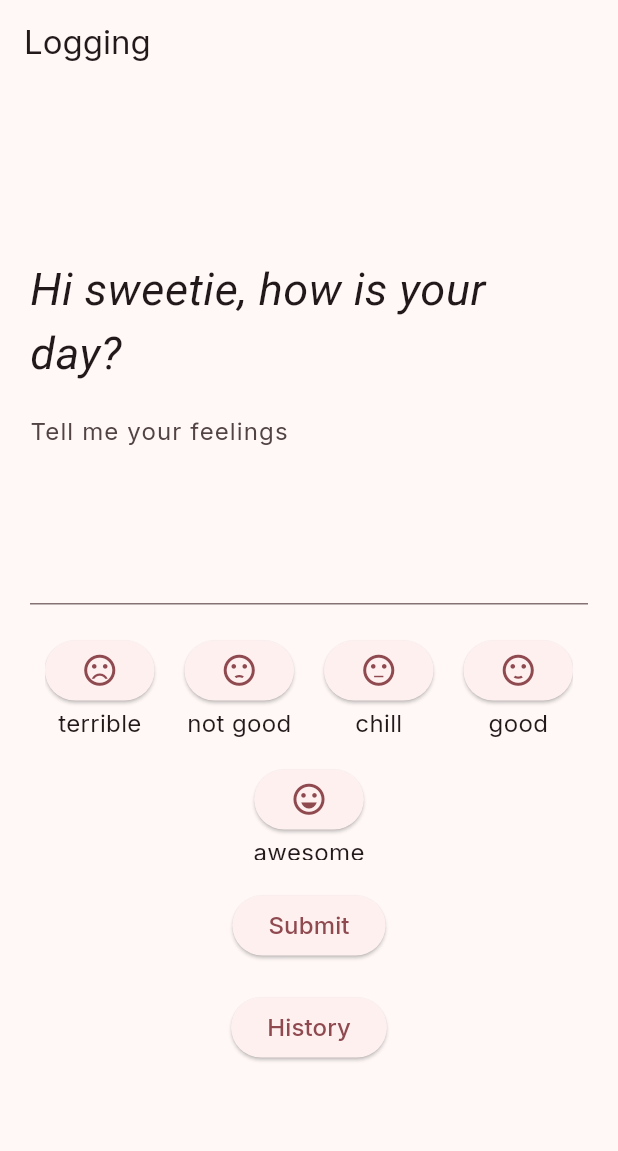
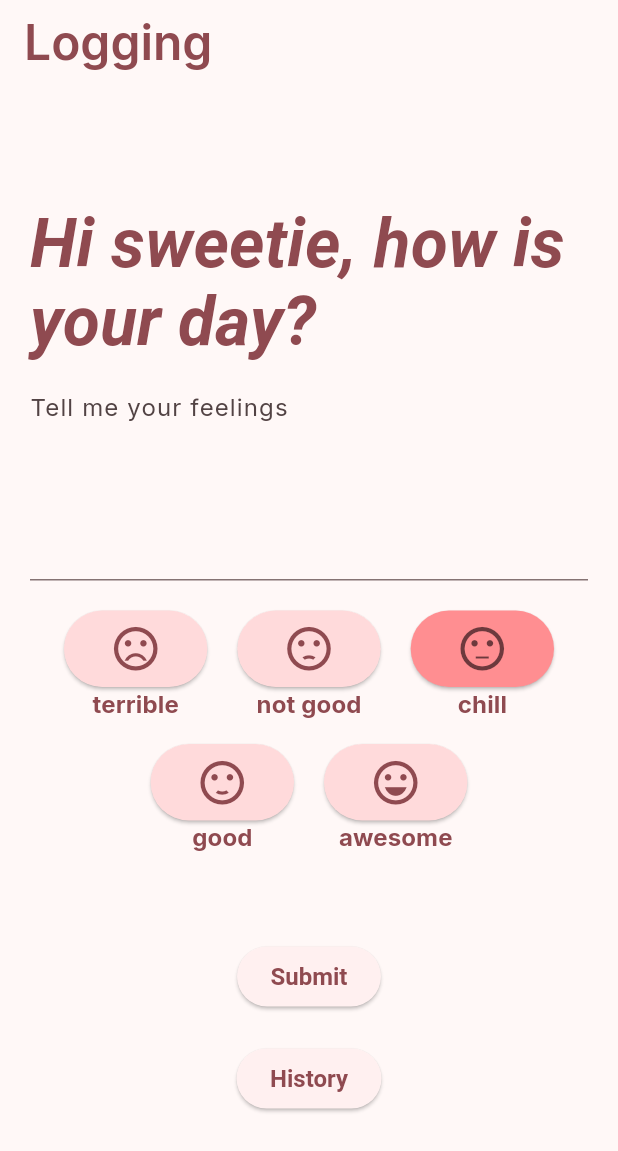
Before and after one commit to chinymue/emolog, a Flutter app: the screen it shows after launch, on a phone screen of 412 x 824 dp. Shown: the top 1151 px of the screen. Run offline on Flutter 3.47's test engine with Material 3 defaults, Android fonts, the light colour scheme and no system bars; Roboto replaces fonts that are missing (Merriweather, MerriweatherSans).

Commit message:
continue use theme, only update those used in textTheme, elevatedButton and using colorScheme from seed

```diff
--- a/lib/main.dart
+++ b/lib/main.dart
@@ -33,6 +33,12 @@ const Color kLavenderBlush = Color(0xFFFFF0F3);
 const Color kClaret = Color(0xFF800F2F);
 const Color kChocolateCosmos = Color(0xFF590D22);
 const Color kRoseRed = Color(0xFFC9184A);
+
+Color adjustLightness(Color color, double amount, {double maxLightness = 0.9}) {
+  final hsl = HSLColor.fromColor(color);
+  final newLightness = (hsl.lightness + amount).clamp(0.0, maxLightness);
+  return hsl.withLightness(newLightness).toColor();
+}
 
 /// Light Mode: Giảm bớt độ chói, nhấn vào hai tông pastel trung tính + một accent ấm
 final lightColorScheme = ColorScheme(
@@ -126,6 +132,26 @@ class MyApp extends StatelessWidget {
       theme: ThemeData(
         fontFamily: 'Inter',
         colorScheme: ColorScheme.fromSeed(seedColor: follyRed),
+        textTheme: TextTheme(
+          displayLarge: const TextStyle(
+            fontFamily: 'Merriweather',
+            fontWeight: FontWeight.w600,
+          ),
+          displayMedium: const TextStyle(
+            fontFamily: 'Merriweather',
+            fontWeight: FontWeight.w600,
+          ),
+          headlineLarge: const TextStyle(fontWeight: FontWeight.w600),
+          labelLarge: const TextStyle(
+            fontSize: 16,
+            fontWeight: FontWeight.bold,
+          ),
+        ),
+        elevatedButtonTheme: ElevatedButtonThemeData(
+          style: ElevatedButton.styleFrom(
+            textStyle: TextStyle(fontSize: 16, fontWeight: FontWeight.w600),
+          ),
+        ),
       ),
       initialRoute: '/',
       routes: {
@@ -140,7 +166,14 @@ class MyHomePage extends StatelessWidget {
   @override
   Widget build(BuildContext context) {
     return Scaffold(
-      appBar: AppBar(title: const Text('Logging')),
+      appBar: AppBar(
+        title: Text(
+          'Logging',
+          style: Theme.of(context).textTheme.headlineLarge?.copyWith(
+            color: Theme.of(context).colorScheme.primary,
+          ),
+        ),
+      ),
       body: Padding(
         padding: const EdgeInsets.all(20),
         child: Center(
@@ -230,7 +263,7 @@ class _EmologFormState extends State<EmologForm> {
       setState(() => _formLogList.add(log));
       ScaffoldMessenger.of(context)
         ..removeCurrentSnackBar() // nếu gọi nhiều snackbar trong thời gian gần nhau
-        ..showSnackBar(SnackBar(content: Text('$log has been recorded')));
+        ..showSnackBar(SnackBar(content: Text('log has been recorded')));
       _controller.clear();
     }
   }
@@ -250,15 +283,12 @@ class _EmologFormState extends State<EmologForm> {
             onMoodSelected: (mood) => setState(() => _selectedMood = mood),
           ),
           const SizedBox(height: 20),
-          ElevatedButton(
-            onPressed: _submitForm,
-            child: const Text('Submit', style: TextStyle(fontSize: 16)),
-          ),
+          ElevatedButton(onPressed: _submitForm, child: const Text('Submit')),
           SizedBox(height: 20),
           ElevatedButton(
             onPressed: () =>
                 Navigator.pushNamed(context, '/logs', arguments: _formLogList),
-            child: const Text('History', style: TextStyle(fontSize: 16)),
+            child: const Text('History'),
           ),
         ],
       ),
@@ -273,10 +303,8 @@ class HelloLog extends StatelessWidget {
   Widget build(BuildContext context) {
     return Text(
       'Hi sweetie, how is your day?',
-      style: TextStyle(
-        fontFamily: 'MerriweatherSans',
-        fontSize: 30,
-        // fontWeight: FontWeight.bold,
+      style: Theme.of(context).textTheme.displayMedium?.copyWith(
+        color: Theme.of(context).colorScheme.primary,
         fontStyle: FontStyle.italic,
       ),
     );
@@ -317,7 +345,7 @@ class MoodPicker extends StatefulWidget {
 }
 
 class _MoodPickerState extends State<MoodPicker> {
-  // String _selectedMood = 'chill';
+  String _selectedMood = 'chill';
 
   final Map<String, IconData> moods = {
     'terrible': Icons.sentiment_very_dissatisfied,
@@ -330,7 +358,7 @@ class _MoodPickerState extends State<MoodPicker> {
   @override
   Widget build(BuildContext context) {
     return SizedBox(
-      height: 150,
+      height: 200,
       child: SingleChildScrollView(
         scrollDirection: Axis.vertical,
         child: Wrap(
@@ -338,19 +366,38 @@ class _MoodPickerState extends State<MoodPicker> {
           spacing: 20,
           runSpacing: 15,
           children: moods.entries.map((entry) {
-            // final selected = _selectedMood == entry.key;
+            final selected = _selectedMood == entry.key;
+            final bgButtonColor = Theme.of(
+              context,
+            ).colorScheme.primaryContainer;
+            final primaryColor = Theme.of(context).colorScheme.primary;
             return Column(
               mainAxisAlignment: MainAxisAlignment.center,
               children: [
                 ElevatedButton(
                   onPressed: () {
-                    // setState(() => _selectedMood = entry.key);
+                    setState(() => _selectedMood = entry.key);
                     widget.onMoodSelected(entry.key);
                   },
-                  style: ElevatedButton.styleFrom(),
-                  child: Icon(entry.value, size: 25),
+                  style: ElevatedButton.styleFrom(
+                    backgroundColor: selected
+                        ? adjustLightness(bgButtonColor, -0.15)
+                        : bgButtonColor,
+                    foregroundColor: selected
+                        ? adjustLightness(primaryColor, -0.1)
+                        : primaryColor,
+                  ),
+                  child: Padding(
+                    padding: const EdgeInsets.all(8.0),
+                    child: Icon(entry.value, size: 35),
+                  ),
                 ),
-                Text(entry.key, style: TextStyle(fontSize: 16)),
+                Text(
+                  entry.key,
+                  style: Theme.of(
+                    context,
+                  ).textTheme.labelLarge?.copyWith(color: primaryColor),
+                ),
               ],
             );
           }).toList(),
@@ -381,7 +428,7 @@ class HistoryLogPage extends StatelessWidget {
           Padding(
             padding: const EdgeInsets.all(10),
             child: SizedBox(
-              height: 500,
+              height: 600,
               child: ListView(
                 scrollDirection: Axis.vertical,
                 children: [
```
Also changed, not shown: 2 other files.
